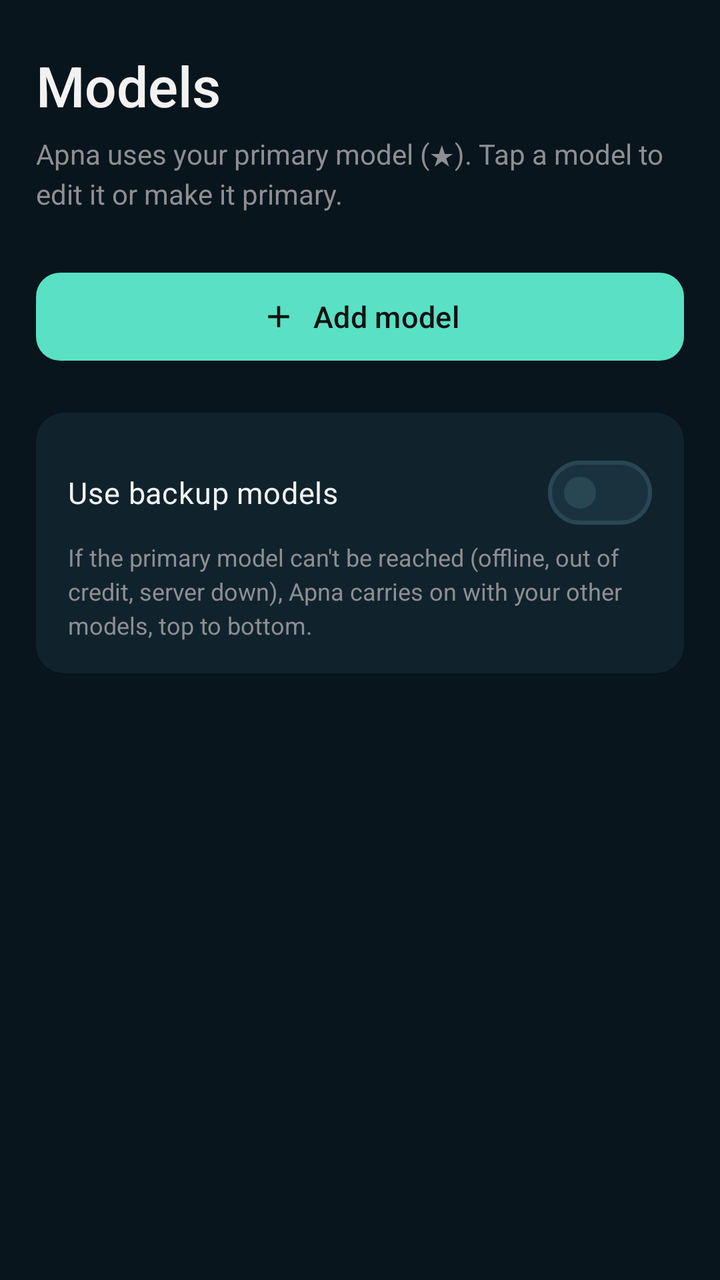
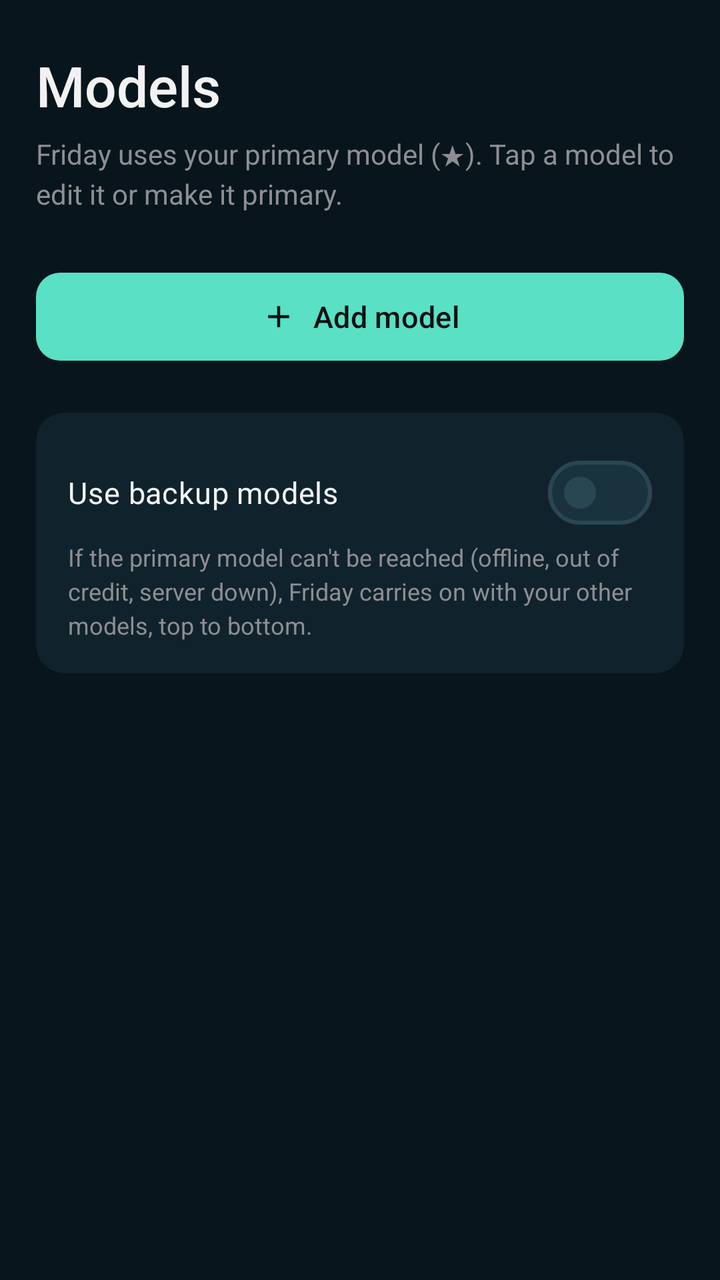

The first picture is an Android layout as it rendered before a commit; the second is the same layout after the commit. The layout source and the unified diff follow.
<!-- AndroidManifest.xml: application theme Theme.Apna -->
<!-- res/layout/fragment_models.xml -->
<?xml version="1.0" encoding="utf-8"?>
<ScrollView xmlns:android="http://schemas.android.com/apk/res/android"
    xmlns:app="http://schemas.android.com/apk/res-auto"
    xmlns:tools="http://schemas.android.com/tools"
    android:id="@+id/scroll"
    android:layout_width="match_parent"
    android:layout_height="match_parent"
    android:fillViewport="true">

    <LinearLayout
        android:layout_width="match_parent"
        android:layout_height="wrap_content"
        android:orientation="vertical"
        android:paddingHorizontal="18dp"
        android:paddingTop="24dp"
        android:paddingBottom="24dp">

        <TextView
            style="@style/Apna.PageTitle"
            android:layout_width="wrap_content"
            android:layout_height="wrap_content"
            android:text="Models"
            tools:ignore="HardcodedText" />

        <TextView
            style="@style/Apna.Body"
            android:layout_width="match_parent"
            android:layout_height="wrap_content"
            android:layout_marginTop="6dp"
            android:text="Apna uses your primary model (★). Tap a model to edit it or make it primary."
            tools:ignore="HardcodedText" />

        <LinearLayout
            android:id="@+id/list"
            android:layout_width="match_parent"
            android:layout_height="wrap_content"
            android:layout_marginTop="18dp"
            android:orientation="vertical" />

        
        <com.google.android.material.card.MaterialCardView
            android:id="@+id/empty"
            style="@style/Apna.Card"
            android:layout_width="match_parent"
            android:layout_height="wrap_content"
            android:visibility="gone">

            <LinearLayout
                android:layout_width="match_parent"
                android:layout_height="wrap_content"
                android:gravity="center_horizontal"
                android:orientation="vertical"
                android:paddingVertical="12dp">

                <ImageView
                    android:layout_width="56dp"
                    android:layout_height="56dp"
                    android:background="@drawable/bg_icon_circle"
                    android:padding="14dp"
                    android:src="@drawable/ic_memory"
                    app:tint="@color/accent"
                    tools:ignore="ContentDescription" />

                <TextView
                    android:layout_width="wrap_content"
                    android:layout_height="wrap_content"
                    android:layout_marginTop="12dp"
                    android:text="No models yet"
                    android:textColor="@color/text"
                    android:textSize="16sp"
                    tools:ignore="HardcodedText" />

                <TextView
                    style="@style/Apna.Body"
                    android:layout_width="wrap_content"
                    android:layout_height="wrap_content"
                    android:layout_marginTop="4dp"
                    android:gravity="center"
                    android:text="Add Claude, OpenAI, or a model running on your own computer with LM Studio or Ollama."
                    tools:ignore="HardcodedText" />
            </LinearLayout>
        </com.google.android.material.card.MaterialCardView>

        <com.google.android.material.button.MaterialButton
            android:id="@+id/addButton"
            style="@style/Apna.PrimaryButton"
            android:layout_width="match_parent"
            android:layout_height="wrap_content"
            android:layout_marginTop="8dp"
            android:text="Add model"
            app:icon="@drawable/ic_add"
            app:iconGravity="textStart"
            tools:ignore="HardcodedText" />

        <com.google.android.material.card.MaterialCardView
            style="@style/Apna.Card"
            android:layout_width="match_parent"
            android:layout_height="wrap_content"
            android:layout_marginTop="22dp">

            <LinearLayout
                android:layout_width="match_parent"
                android:layout_height="wrap_content"
                android:orientation="vertical">

                <com.google.android.material.materialswitch.MaterialSwitch
                    android:id="@+id/fallbackSwitch"
                    android:layout_width="match_parent"
                    android:layout_height="wrap_content"
                    android:text="Use backup models"
                    android:textColor="@color/text"
                    android:textSize="15sp"
                    tools:ignore="HardcodedText" />

                <TextView
                    style="@style/Apna.Body"
                    android:layout_width="match_parent"
                    android:layout_height="wrap_content"
                    android:text="If the primary model can't be reached (offline, out of credit, server down), Apna carries on with your other models, top to bottom."
                    android:textSize="12sp"
                    tools:ignore="HardcodedText" />
            </LinearLayout>
        </com.google.android.material.card.MaterialCardView>
    </LinearLayout>
</ScrollView>
<!-- resources referenced by this layout -->
<resources>
  <color name="accent">#59E0C5</color>
  <color name="text">#F2F2F2</color>
  <!-- drawable bg_icon_circle (drawable) -->
  <shape xmlns:android="http://schemas.android.com/apk/res/android">
      <corners android:radius="10dp" />
      <solid android:color="@color/surface_high" />
  </shape>
  <!-- drawable ic_add (drawable) -->
  <vector xmlns:android="http://schemas.android.com/apk/res/android"
      android:width="24dp" android:height="24dp" android:viewportWidth="24" android:viewportHeight="24"
      android:tint="?attr/colorControlNormal">
      <path android:fillColor="#FFFFFFFF" android:pathData="M19,13h-6v6h-2v-6H5v-2h6V5h2v6h6v2z" />
  </vector>
  <!-- drawable ic_memory (drawable) -->
  <vector xmlns:android="http://schemas.android.com/apk/res/android"
      android:width="24dp" android:height="24dp" android:viewportWidth="24" android:viewportHeight="24"
      android:tint="?attr/colorControlNormal">
      <path android:fillColor="#FFFFFFFF" android:pathData="M15,9H9v6h6V9zM13,13h-2v-2h2v2zM21,11V9h-2V7c0,-1.1 -0.9,-2 -2,-2h-2V3h-2v2h-2V3H9v2H7c-1.1,0 -2,0.9 -2,2v2H3v2h2v2H3v2h2v2c0,1.1 0.9,2 2,2h2v2h2v-2h2v2h2v-2h2c1.1,0 2,-0.9 2,-2v-2h2v-2h-2v-2h2zM17,17H7V7h10v10z" />
  </vector>
  <style name="Apna.Body" parent="">
          <item name="android:textSize">14sp</item>
          <item name="android:textColor">@color/text_dim</item>
          <item name="android:lineSpacingExtra">3dp</item>
      </style>
  <style name="Apna.Card" parent="Widget.Material3.CardView.Outlined">
          <item name="cardBackgroundColor">@color/surface</item>
          <item name="strokeColor">@color/stroke</item>
          <item name="cardCornerRadius">14dp</item>
          <item name="strokeWidth">0dp</item>
          <item name="contentPadding">16dp</item>
      </style>
  <style name="Apna.PageTitle" parent="">
          <item name="android:fontFamily">sans-serif-medium</item>
          <item name="android:textSize">28sp</item>
          <item name="android:textColor">@color/text</item>
      </style>
  <style name="Apna.PrimaryButton" parent="Widget.Material3.Button">
          <item name="android:fontFamily">sans-serif-medium</item>
          <item name="android:textSize">15sp</item>
          <item name="android:minHeight">52dp</item>
          <item name="cornerRadius">12dp</item>
      </style>
  <style name="Theme.Apna" parent="Theme.Material3.Dark.NoActionBar">
          <item name="colorPrimary">@color/accent</item>
          <item name="colorOnPrimary">@color/on_accent</item>
          <item name="colorPrimaryContainer">@color/surface_high</item>
          <item name="colorOnPrimaryContainer">@color/text</item>
          <item name="colorSecondary">@color/accent</item>
          <item name="colorSecondaryContainer">@color/surface_high</item>
          <item name="colorOnSecondaryContainer">@color/text</item>
          <item name="colorSurface">@color/surface</item>
          <item name="colorOnSurface">@color/text</item>
          <item name="colorOnSurfaceVariant">@color/text_dim</item>
          <item name="colorOutline">@color/stroke</item>
          <item name="colorSurfaceContainerHighest">@color/surface_high</item>
          <item name="android:colorBackground">@color/bg</item>
          <item name="android:windowBackground">@color/bg</item>
          <item name="android:statusBarColor">@color/bg</item>
          <item name="android:navigationBarColor">@color/bg</item>
          <item name="android:windowLightStatusBar">false</item>
          
          <item name="android:windowOptOutEdgeToEdgeEnforcement" tools:targetApi="35">true</item>
      </style>
  <color name="surface_high">#19323D</color>
  <color name="text_dim">#8E8E93</color>
  <color name="surface">#10232C</color>
  <color name="stroke">#294653</color>
  <color name="on_accent">#111112</color>
  <color name="bg">#08151C</color>
</resources>

<!-- the commit's change to res/layout/fragment_models.xml (unified diff, before → after) -->
@@ -27,7 +27,7 @@
             android:layout_width="match_parent"
             android:layout_height="wrap_content"
             android:layout_marginTop="6dp"
-            android:text="Apna uses your primary model (★). Tap a model to edit it or make it primary."
+            android:text="Friday uses your primary model (★). Tap a model to edit it or make it primary."
             tools:ignore="HardcodedText" />
 
         <LinearLayout
@@ -116,7 +116,7 @@
                     style="@style/Apna.Body"
                     android:layout_width="match_parent"
                     android:layout_height="wrap_content"
-                    android:text="If the primary model can't be reached (offline, out of credit, server down), Apna carries on with your other models, top to bottom."
+                    android:text="If the primary model can't be reached (offline, out of credit, server down), Friday carries on with your other models, top to bottom."
                     android:textSize="12sp"
                     tools:ignore="HardcodedText" />
             </LinearLayout>
